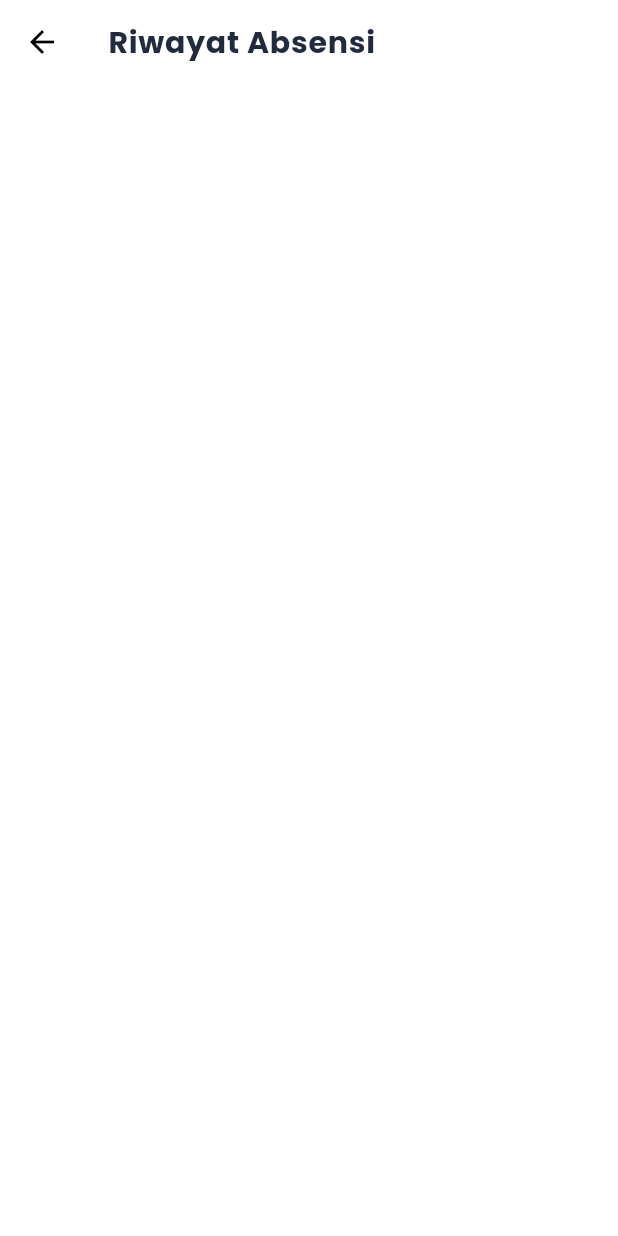
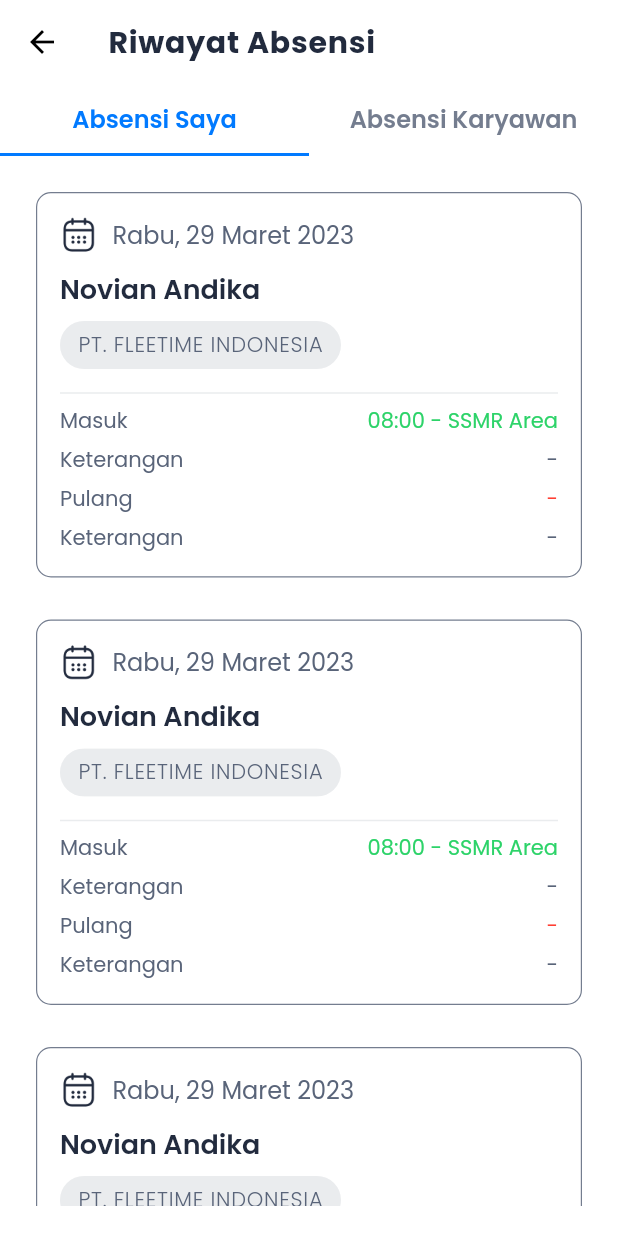
Before and after one commit to fleetimee/mudora-the-sword-oracle, a Flutter app: the PresenceHistoryPage screen opened by its route, on a phone screen of 412 x 824 dp. Run offline on Flutter 3.47's test engine with Material 2 defaults, Android fonts, the phone set to English and light mode, and no system bars; our stand-ins replace awesome_dialog, currency_text_input_formatter, dotted_border, flex_color_scheme, flutter_form_builder, flutter_map and 4 more; missing offline and left inert: day_night_time_picker, form_builder_image_picker.

Commit message:
🎨 style(color_constant.dart): add grayscaleStrokeLine color constant 🚀 feat(presence_history_card_entities.dart): add PresenceHistoryCardEntities class and presenceHistoryCardEntititiesList 🚀 feat(main.dart): change home page to PresenceHistoryPage 🎨 style(news_announcement_ui_announcement_tab.dart): remove unnecessary indentation 🎨 style(news_announcement_ui_news_tab.dart): remove unnecessary physics property 🎨 style(news_announcement_ui.dart): add labelColor to TabBar 🚀 feat(presence_ui_card.dart): add PresenceHistoryCard class 🚀 feat(presence_history_ui.dart): add PresenceCardMyAbsence class and implement PresenceHistoryCard in ListView.separated The changes add a new color constant, a new class for presence history card entities, and a new UI component for presence history card. The home page is also changed to the presence history page. Some code style changes

```diff
--- a/lib/common/constant/color_constant.dart
+++ b/lib/common/constant/color_constant.dart
@@ -13,4 +13,5 @@ class AppColors {
   static const Color stateSuccessBase = Color(0xFF2DD369);
 
   static const Color stateErrorBase = Color(0xFFFF3E32);
+  static const Color grayscaleStrokeLine = Color(0xFFEAECEE);
 }
--- /dev/null
+++ b/lib/data/entities/presence_history_card_entities.dart
@@ -0,0 +1,49 @@
+class PresenceHistoryCardEntities {
+  final String cardDate;
+  final String cardName;
+  final String cardCompanyName;
+  final String inTime;
+  final String inDescription;
+  final String outTime;
+  final String outDescription;
+
+  const PresenceHistoryCardEntities({
+    required this.cardDate,
+    required this.cardName,
+    required this.cardCompanyName,
+    required this.inTime,
+    required this.inDescription,
+    required this.outTime,
+    required this.outDescription,
+  });
+}
+
+final List<PresenceHistoryCardEntities> presenceHistoryCardEntititiesList = [
+  const PresenceHistoryCardEntities(
+    cardDate: 'Rabu, 29 Maret 2023',
+    cardName: 'Novian Andika',
+    cardCompanyName: 'PT. Fleetime Indonesia',
+    inTime: '08:00 - SSMR Area',
+    inDescription: '-',
+    outTime: '-',
+    outDescription: '-',
+  ),
+  const PresenceHistoryCardEntities(
+    cardDate: 'Rabu, 29 Maret 2023',
+    cardName: 'Novian Andika',
+    cardCompanyName: 'PT. Fleetime Indonesia',
+    inTime: '08:00 - SSMR Area',
+    inDescription: '-',
+    outTime: '-',
+    outDescription: '-',
+  ),
+  const PresenceHistoryCardEntities(
+    cardDate: 'Rabu, 29 Maret 2023',
+    cardName: 'Novian Andika',
+    cardCompanyName: 'PT. Fleetime Indonesia',
+    inTime: '08:00 - SSMR Area',
+    inDescription: '-',
+    outTime: '-',
+    outDescription: '-',
+  ),
+];
--- a/lib/main.dart
+++ b/lib/main.dart
@@ -1,6 +1,6 @@
 import 'package:fleetime_hris/common/routes/routes.dart';
 import 'package:fleetime_hris/common/themes/theme_data.dart';
-import 'package:fleetime_hris/ui/pages/home/home_ui.dart';
+import 'package:fleetime_hris/ui/pages/presence_history/presence_history_ui.dart';
 import 'package:flutter/material.dart';
 import 'package:responsive_framework/responsive_framework.dart';
 
@@ -28,7 +28,7 @@ class MyApp extends StatelessWidget {
       ),
       title: 'Flutter Demo',
       theme: lightTheme,
-      home: const HomePage(),
+      home: const PresenceHistoryPage(),
       debugShowCheckedModeBanner: false,
       localizationsDelegates: const [
         GlobalMaterialLocalizations.delegate,
--- a/lib/ui/pages/news_announcement/components/news_announcement_ui_news_tab.dart
+++ b/lib/ui/pages/news_announcement/components/news_announcement_ui_news_tab.dart
@@ -12,7 +12,6 @@ class NewsAnnouncementNewsTab extends StatelessWidget {
     return Padding(
       padding: const EdgeInsets.all(20.0),
       child: ListView.separated(
-        physics: const NeverScrollableScrollPhysics(),
         shrinkWrap: true,
         separatorBuilder: (context, index) {
           return const SizedBox(
--- a/lib/ui/pages/news_announcement/news_announcement_ui.dart
+++ b/lib/ui/pages/news_announcement/news_announcement_ui.dart
@@ -42,6 +42,7 @@ class _NewsAnnouncementPageState extends State<NewsAnnouncementPage>
             indicatorSize: TabBarIndicatorSize.tab,
             isScrollable: false,
             unselectedLabelColor: AppColors.grayscalePlaceholder,
+            labelColor: AppColors.primaryBlue,
             indicatorColor: AppColors.primaryBlue,
             controller: _tabController,
             tabs: const [
--- /dev/null
+++ b/lib/ui/pages/presence/components/presence_ui_card.dart
@@ -0,0 +1,191 @@
+import 'package:fleetime_hris/common/constant/color_constant.dart';
+import 'package:fleetime_hris/common/constant/string_constant.dart';
+import 'package:fleetime_hris/data/entities/presence_history_card_entities.dart';
+import 'package:flutter/material.dart';
+
+class PresenceHistoryCard extends StatelessWidget {
+  const PresenceHistoryCard({
+    super.key,
+    required this.index,
+    required this.cardDate,
+    required this.cardName,
+    required this.inTime,
+    required this.outTime,
+  });
+
+  final int index;
+  final String cardDate;
+  final String cardName;
+  final String inTime;
+  final String outTime;
+
+  @override
+  Widget build(BuildContext context) {
+    return Card(
+      elevation: 0,
+      shape: const RoundedRectangleBorder(
+        side: BorderSide(
+          color: AppColors.grayscalePlaceholder,
+          width: 0.8,
+        ),
+        borderRadius: BorderRadius.all(
+          Radius.circular(10),
+        ),
+      ),
+      child: Padding(
+        padding: const EdgeInsets.all(16.0),
+        child: Column(
+          crossAxisAlignment: CrossAxisAlignment.start,
+          children: [
+            Row(
+              children: [
+                Image.asset(
+                  'assets/images/visit_calendar.png',
+                  height: 25,
+                  fit: BoxFit.contain,
+                ),
+                const SizedBox(
+                  width: 10,
+                ),
+                Text(
+                  cardDate,
+                  style: const TextStyle(
+                    fontSize: 16,
+                    color: AppColors.grayscaleBody,
+                    fontWeight: FontWeight.w400,
+                  ),
+                ),
+              ],
+            ),
+            const SizedBox(
+              height: 10,
+            ),
+            Text(
+              cardName,
+              style: const TextStyle(
+                fontSize: 18,
+                color: AppColors.grayscaleTitle,
+                fontWeight: FontWeight.w600,
+              ),
+            ),
+            Chip(
+              backgroundColor: AppColors.grayscaleStrokeLine,
+              label: Text(
+                presenceHistoryCardEntititiesList[index]
+                    .cardCompanyName
+                    .toUpperCase(),
+                style: const TextStyle(
+                  fontSize: 14,
+                  color: AppColors.grayscaleBody,
+                  fontWeight: FontWeight.w300,
+                  letterSpacing: 0.5,
+                ),
+              ),
+            ),
+            const Divider(
+              color: AppColors.grayscaleStrokeLine,
+              thickness: 1,
+            ),
+            Row(
+              mainAxisAlignment: MainAxisAlignment.spaceBetween,
+              crossAxisAlignment: CrossAxisAlignment.center,
+              children: [
+                const Text(
+                  StringConstant.presenceHistoryIn,
+                  style: TextStyle(
+                    fontSize: 14,
+                    color: AppColors.grayscaleBody,
+                    fontWeight: FontWeight.w400,
+                  ),
+                ),
+                Text(
+                  inTime,
+                  style: const TextStyle(
+                    fontSize: 14,
+                    color: AppColors.stateSuccessBase,
+                    fontWeight: FontWeight.w400,
+                  ),
+                )
+              ],
+            ),
+            const SizedBox(
+              height: 5,
+            ),
+            Row(
+              mainAxisAlignment: MainAxisAlignment.spaceBetween,
+              crossAxisAlignment: CrossAxisAlignment.center,
+              children: const [
+                Text(
+                  StringConstant.presenceHistoryDescription,
+                  style: TextStyle(
+                    fontSize: 14,
+                    color: AppColors.grayscaleBody,
+                    fontWeight: FontWeight.w400,
+                  ),
+                ),
+                Text(
+                  '-',
+                  style: TextStyle(
+                    fontSize: 14,
+                    color: AppColors.grayscaleBody,
+                    fontWeight: FontWeight.w400,
+                  ),
+                )
+              ],
+            ),
+            const SizedBox(
+              height: 5,
+            ),
+            Row(
+              mainAxisAlignment: MainAxisAlignment.spaceBetween,
+              crossAxisAlignment: CrossAxisAlignment.center,
+              children: [
+                const Text(
+                  StringConstant.presenceHistoryOut,
+                  style: TextStyle(
+                    fontSize: 14,
+                    color: AppColors.grayscaleBody,
+                    fontWeight: FontWeight.w400,
+                  ),
+                ),
+                Text(
+                  outTime,
+                  style: const TextStyle(
+                    fontSize: 14,
+                    color: AppColors.stateErrorBase,
+                    fontWeight: FontWeight.w400,
+                  ),
+                )
+              ],
+            ),
+            const SizedBox(
+              height: 5,
+            ),
+            Row(
+              mainAxisAlignment: MainAxisAlignment.spaceBetween,
+              crossAxisAlignment: CrossAxisAlignment.center,
+              children: const [
+                Text(
+                  StringConstant.presenceHistoryDescription,
+                  style: TextStyle(
+                    fontSize: 14,
+                    color: AppColors.grayscaleBody,
+                    fontWeight: FontWeight.w400,
+                  ),
+                ),
+                Text(
+                  '-',
+                  style: TextStyle(
+                    fontSize: 14,
+                    color: AppColors.grayscaleBody,
+                    fontWeight: FontWeight.w400,
+                  ),
+                )
+              ],
+            ),
+          ],
+        ),
+      ),
+    );
+  }
+}
--- a/lib/ui/pages/presence_history/presence_history_ui.dart
+++ b/lib/ui/pages/presence_history/presence_history_ui.dart
@@ -1,4 +1,7 @@
+import 'package:fleetime_hris/common/constant/color_constant.dart';
 import 'package:fleetime_hris/common/constant/string_constant.dart';
+import 'package:fleetime_hris/data/entities/presence_history_card_entities.dart';
+import 'package:fleetime_hris/ui/pages/presence/components/presence_ui_card.dart';
 import 'package:fleetime_hris/ui/widget/appbar.dart';
 import 'package:flutter/material.dart';
 
@@ -31,12 +34,83 @@ class _PresenceHistoryPageState extends State<PresenceHistoryPage>
       appBar: AppBarWithCross(
         title: StringConstant.presenceHistoryTitle,
       ),
-      body: Padding(
-        padding: const EdgeInsets.all(16.0),
-        child: Column(
-          children: const [],
-        ),
+      body: Column(
+        children: [
+          TabBar(
+            indicatorSize: TabBarIndicatorSize.tab,
+            isScrollable: false,
+            unselectedLabelColor: AppColors.grayscalePlaceholder,
+            indicatorColor: AppColors.primaryBlue,
+            labelColor: AppColors.primaryBlue,
+            controller: _tabController,
+            tabs: const [
+              Tab(
+                child: Text(
+                  StringConstant.presenceHistoryMyPresence,
+                  style: TextStyle(
+                    fontSize: 16,
+                    fontWeight: FontWeight.w600,
+                  ),
+                ),
+              ),
+              Tab(
+                child: Text(
+                  StringConstant.presenceHistoryEmployeePresence,
+                  style: TextStyle(
+                    fontSize: 16,
+                    fontWeight: FontWeight.w600,
+                  ),
+                ),
+              ),
+            ],
+          ),
+          Expanded(
+            child: TabBarView(
+              controller: _tabController,
+              children: [
+                const PresenceCardMyAbsence(),
+                Center(
+                  child: Image.asset(
+                    'assets/images/fing.png',
+                    height: 300,
+                    fit: BoxFit.contain,
+                  ),
+                ),
+              ],
+            ),
+          ),
+        ],
       ),
     );
   }
 }
+
+class PresenceCardMyAbsence extends StatelessWidget {
+  const PresenceCardMyAbsence({
+    super.key,
+  });
+
+  @override
+  Widget build(BuildContext context) {
+    return Padding(
+      padding: const EdgeInsets.all(20.0),
+      child: ListView.separated(
+          itemCount: presenceHistoryCardEntititiesList.length,
+          shrinkWrap: true,
+          itemBuilder: (context, index) {
+            return PresenceHistoryCard(
+              index: index,
+              cardDate: presenceHistoryCardEntititiesList[index].cardDate,
+              cardName: presenceHistoryCardEntititiesList[index].cardName,
+              inTime: presenceHistoryCardEntititiesList[index].inTime,
+              outTime: presenceHistoryCardEntititiesList[index].outTime,
+            );
+          },
+          separatorBuilder: (context, index) {
+            return const SizedBox(
+              height: 20,
+            );
+          }),
+    );
+  }
+}
```
Also changed, not shown: lib/ui/pages/news_announcement/components/news_announcement_ui_announcement_tab.dart (+6 -5 lines), assets/images/fing.png (added).
